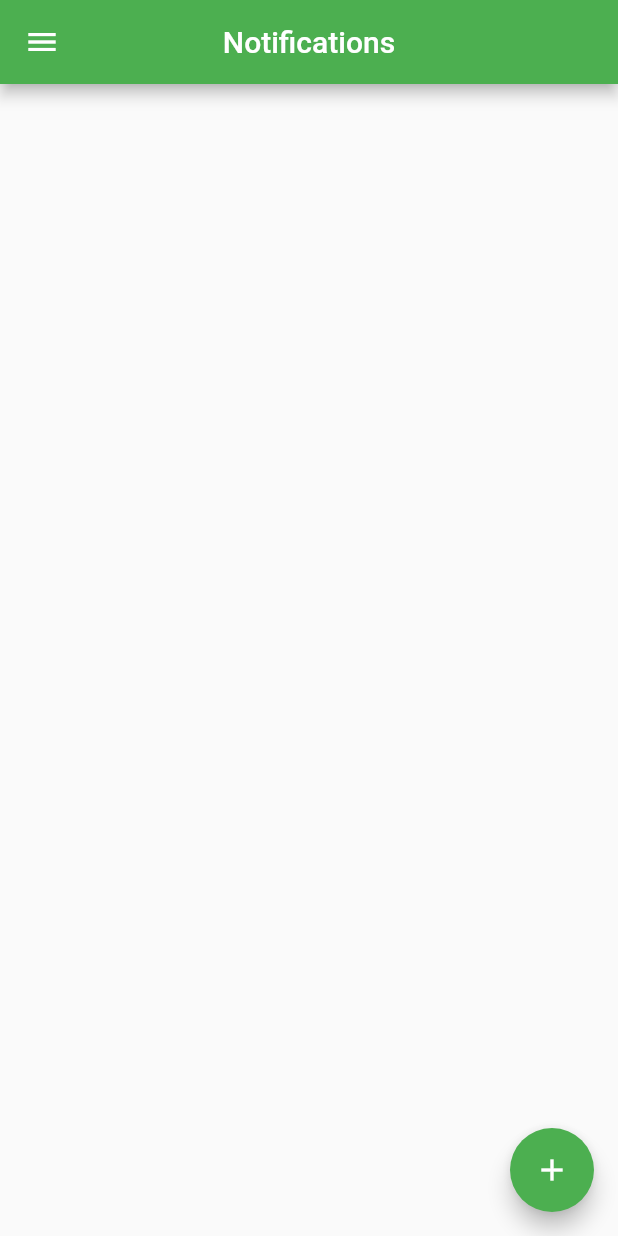
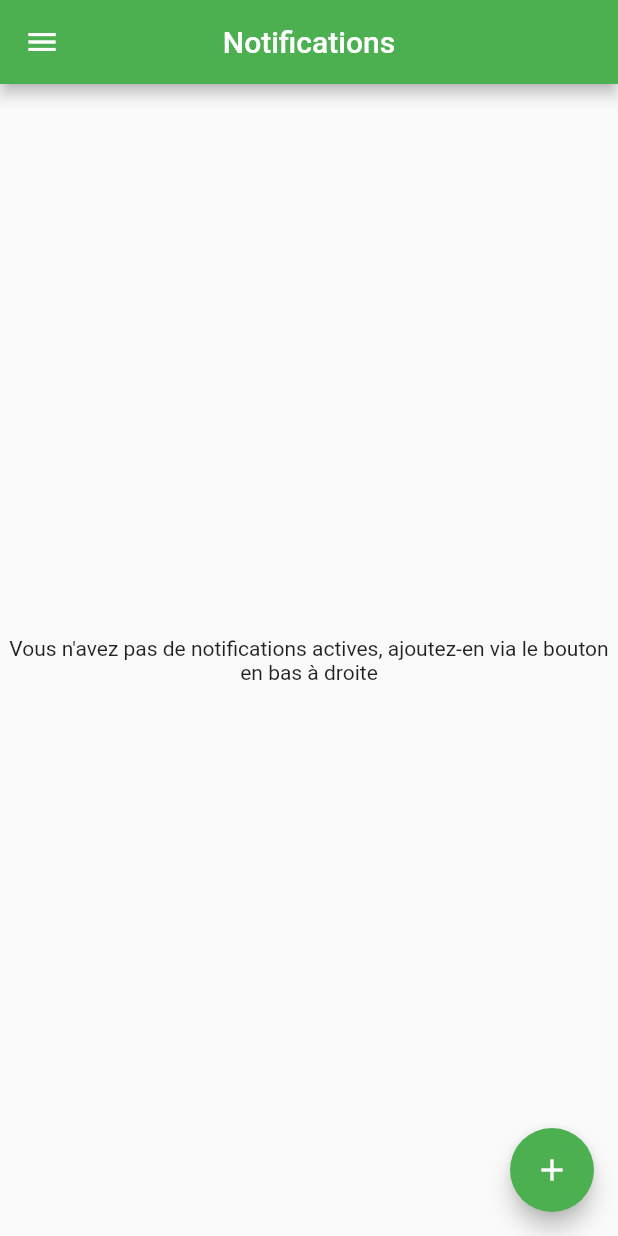
Before and after one commit to JulienLavocat/ZEvent-App, a Flutter app: the NotificationsPage screen opened directly, on a phone screen of 412 x 824 dp. Run offline on Flutter 3.47's test engine with Material 2 defaults, Android fonts, the phone set to English and light mode, and no system bars; our stand-ins replace cloud_firestore, cloud_functions, firebase_auth, firebase_core, firebase_database, firebase_messaging and 1 more; accounts and stored records are empty; network calls fail.

Commit message:
Improved notifications UI

```diff
--- a/lib/screens/notifications.dart
+++ b/lib/screens/notifications.dart
@@ -56,6 +56,15 @@ class NotificationsPageState extends State<NotificationsPage> {
   }
 
   Widget getPage() {
+    if (_notifications!.isEmpty) {
+      return const Center(
+        child: Text(
+          "Vous n'avez pas de notifications actives, ajoutez-en via le bouton en bas à droite",
+          textAlign: TextAlign.center,
+        ),
+      );
+    }
+
     return ListView.separated(
       separatorBuilder: (ctx, i) => const Divider(),
       itemCount: _notifications!.length,
--- a/lib/widgets/games_typeahead.dart
+++ b/lib/widgets/games_typeahead.dart
@@ -25,11 +25,11 @@ class _GameTypeaheadState extends State<GameTypeahead> {
       textFieldConfiguration: TextFieldConfiguration(
         autocorrect: false,
         autofocus: true,
-        decoration: const InputDecoration(hintText: "Nom du jeu"),
+        decoration: const InputDecoration(hintText: "Nom du jeu (vide = tous)"),
         controller: controller,
       ),
       suggestionsCallback: (pattern) => Functions.search(pattern),
-      debounceDuration: const Duration(milliseconds: 500),
+      // debounceDuration: const Duration(milliseconds: 500),
       itemBuilder: (ctx, value) => ListTile(
         leading: Image.network(value.boxArtUrl
             .replaceAll("{width}", "300")
--- a/lib/widgets/streamer_typeahead.dart
+++ b/lib/widgets/streamer_typeahead.dart
@@ -29,7 +29,8 @@ class _StreamerTypeaheadState extends State<StreamerTypeahead> {
       textFieldConfiguration: TextFieldConfiguration(
         autocorrect: false,
         autofocus: true,
-        decoration: const InputDecoration(hintText: "Nom du streamer"),
+        decoration:
+            const InputDecoration(hintText: "Nom du streamer (vide = tous)"),
         controller: controller,
       ),
       suggestionsCallback: (pattern) => streamers
```
